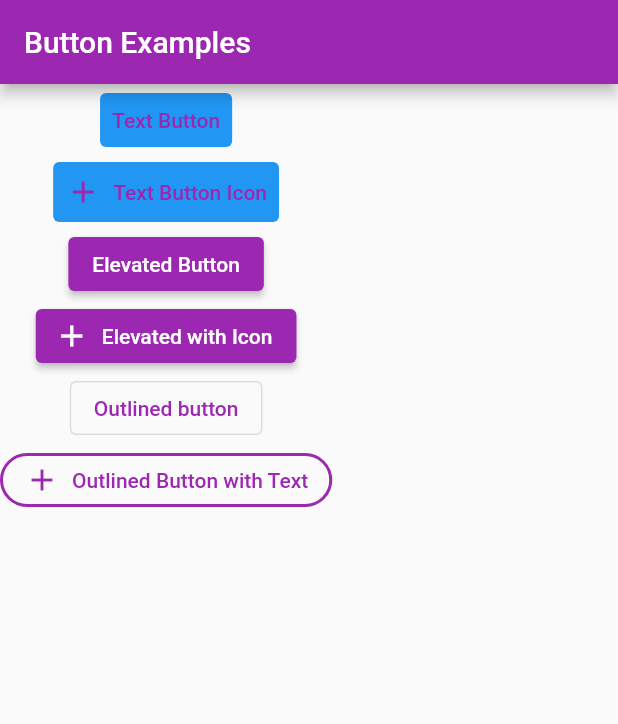
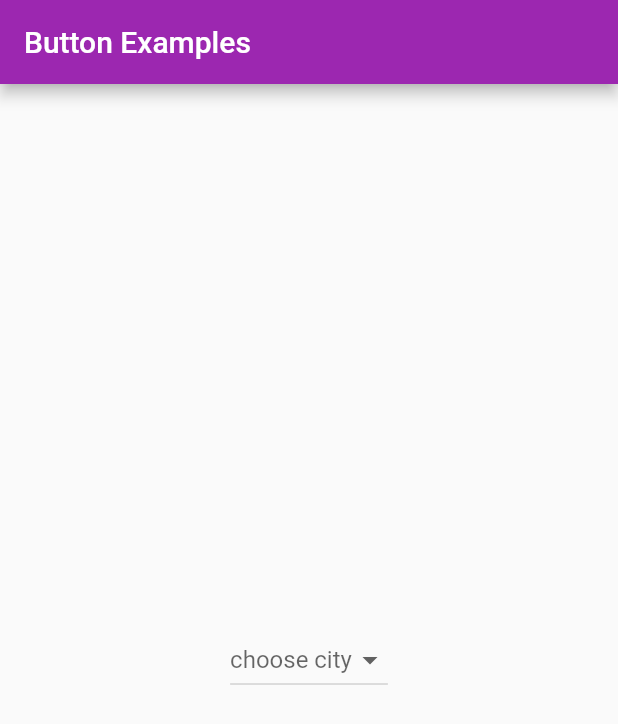
Before and after one commit to KilicEness/Sifirdan-Flutter-ile-Android-Ios-Apps-Development, a Flutter app: the screen it shows after launch, on a phone screen of 412 x 824 dp. Shown: the top 724 px of the screen. Run offline on Flutter 3.47's test engine with Material 2 defaults, Android fonts, the phone set to English and light mode, and no system bars.

Commit message:
dropdown button usage

```diff
--- /dev/null
+++ b/flutter_apps/flutter_basic_widget/lib/dropdown_button.dart
@@ -0,0 +1,50 @@
+import 'package:flutter/material.dart';
+
+class DropDownButtonUsage extends StatefulWidget {
+  const DropDownButtonUsage({super.key});
+
+  @override
+  State<DropDownButtonUsage> createState() => _DropDownButtonUsageState();
+}
+
+class _DropDownButtonUsageState extends State<DropDownButtonUsage> {
+  String? _choosenCity = null;
+  List<String> _cities = ['Ankara', 'Istanbul', 'Izmir', 'Bursa'];
+  @override
+  Widget build(BuildContext context) {
+    return Center(
+      child: DropdownButton<String>(
+        hint: Text('choose city'),
+        /* items: [
+          DropdownMenuItem(
+            child: Text('Ankara city'),
+            value: 'Ankara',
+          ),
+          DropdownMenuItem(
+            child: Text('Bursa city'),
+            value: 'Bursa',
+          ),
+          DropdownMenuItem(
+            child: Text('Izmir city'),
+            value: 'Izmir',
+          ),
+        ], */
+        items: _cities
+            .map(
+              (String tempCity) => DropdownMenuItem(
+                child: Text(tempCity),
+                value: tempCity,
+              ),
+            )
+            .toList(),
+        value: _choosenCity,
+        onChanged: (String? newCity) {
+          setState(() {
+            print('it worked $newCity');
+            _choosenCity = newCity;
+          });
+        },
+      ),
+    );
+  }
+}
--- a/flutter_apps/flutter_basic_widget/lib/main.dart
+++ b/flutter_apps/flutter_basic_widget/lib/main.dart
@@ -1,5 +1,5 @@
 import 'package:flutter/material.dart';
-import 'package:flutter_basic_widget/button_types.dart';
+import 'package:flutter_basic_widget/dropdown_button.dart';
 
 void main() {
   debugPrint('main method run');
@@ -27,7 +27,7 @@ class MyApp extends StatelessWidget {
         appBar: AppBar(
           title: Text('Button Examples'),
         ),
-        body: ButtonTypes(),
+        body: DropDownButtonUsage(),
       ),
     );
   }
```
